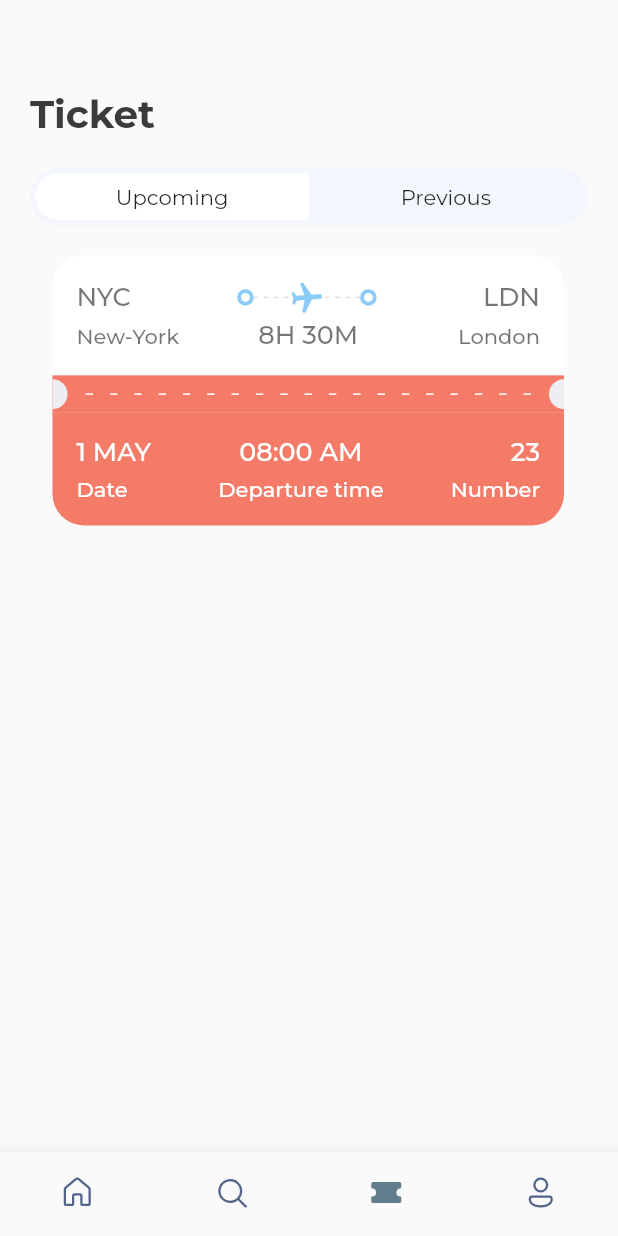
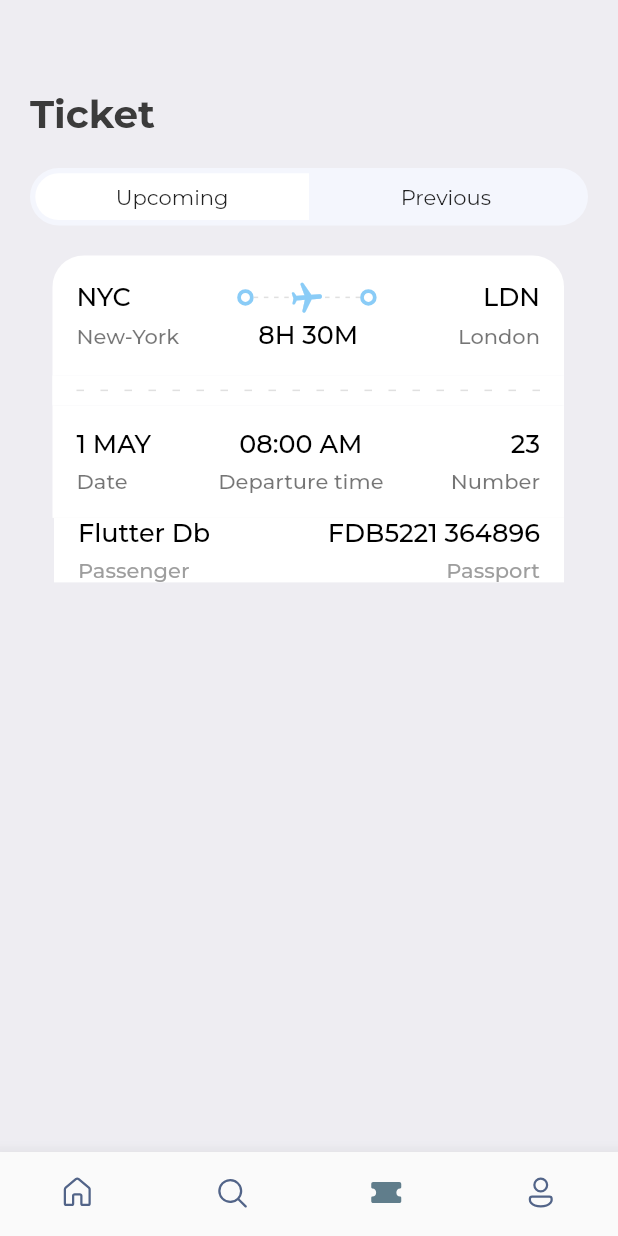
Before and after one commit to shemaabra/e-ticket, a Flutter app: the screen it shows after launch, item 3 of the bottom bar chosen, on a phone screen of 412 x 824 dp. Run offline on Flutter 3.47's test engine with Material 2 defaults, Android fonts, the phone set to English and light mode, and no system bars; our stand-ins replace fluentui_icons, gap, get, google_fonts.

Commit message:
layouts reusable

```diff
--- a/lib/screens/ticket_screen.dart
+++ b/lib/screens/ticket_screen.dart
@@ -8,6 +8,8 @@ import 'package:gap/gap.dart';
 import 'package:google_fonts/google_fonts.dart';
 import 'package:booktickets/utils/app_styles.dart';
 
+import '../widgets/column_layout.dart';
+
 class TicketScreen extends StatelessWidget {
   const TicketScreen({super.key});
 
@@ -15,6 +17,7 @@ class TicketScreen extends StatelessWidget {
   Widget build(BuildContext context) {
     final size = AppLayout.getSize(context);
     return Scaffold(
+      backgroundColor: Styles.bgColor,
       body: Stack(
         children: [
           ListView(
@@ -39,8 +42,41 @@ class TicketScreen extends StatelessWidget {
               ),
               Gap(AppLayout.getHeight(20)),
               Container(
-                padding: EdgeInsets.only(left: AppLayout.getHeight(15),),
-                child: TicketView(ticket: ticketList[0], isColor: true,),
+                padding: EdgeInsets.only(
+                  left: AppLayout.getHeight(15),
+                ),
+                child: TicketView(
+                  ticket: ticketList[0],
+                  isColor: true,
+                ),
+              ),
+              Container(
+                padding: EdgeInsets.symmetric(
+                  horizontal: AppLayout.getHeight(16),
+                ),
+                margin: EdgeInsets.symmetric(
+                  horizontal: AppLayout.getHeight(16),
+                ),
+                color: Colors.white,
+                child: Column(
+                  children: [
+                    Row(
+                      mainAxisAlignment: MainAxisAlignment.spaceBetween,
+                      children: const [
+                        AppColumnLayout(
+                          firstText: "Flutter Db",
+                          secondText: "Passenger",
+                          alignment: CrossAxisAlignment.start,
+                        ),
+                        AppColumnLayout(
+                          firstText: "FDB5221 364896",
+                          secondText: "Passport" ,
+                          alignment: CrossAxisAlignment.end,
+                        ),
+                      ],
+                    )
+                  ],
+                ),
               ),
             ],
           ),
--- a/lib/screens/ticket_view.dart
+++ b/lib/screens/ticket_view.dart
@@ -4,6 +4,7 @@ import 'package:booktickets/widgets/thick_container.dart';
 import 'package:flutter/cupertino.dart';
 import 'package:flutter/material.dart';
 import 'package:gap/gap.dart';
+import 'package:get/get.dart';
 import 'package:google_fonts/google_fonts.dart';
 
 class TicketView extends StatelessWidget {
@@ -17,7 +18,7 @@ class TicketView extends StatelessWidget {
     final size = AppLayout.getSize(context);
     return SizedBox(
       width: size.width * 0.85,
-      height: AppLayout.getHeight(200),
+      height: AppLayout.getHeight(GetPlatform.isAndroid==true?175:175),
       child: Container(
         margin: EdgeInsets.only(right: AppLayout.getHeight(16)),
         child: Column(
@@ -48,7 +49,7 @@ class TicketView extends StatelessWidget {
                                 ? Styles.headLineStyle3
                                     .copyWith(color: Colors.white)
                                 : Styles.headLineStyle3
-                                    .copyWith(color: Colors.black54)),
+                                    .copyWith(color: Colors.black)),
                       ),
                       Expanded(child: Container()),
                       const ThickContainer(isColor: true),
@@ -72,7 +73,9 @@ class TicketView extends StatelessWidget {
                                         height: AppLayout.getHeight(1),
                                         child: DecoratedBox(
                                           decoration: BoxDecoration(
-                                              color: isColor==null? Colors.white: Colors.grey.shade300),
+                                              color: isColor == null
+                                                  ? Colors.white
+                                                  : Colors.grey.shade300),
                                         ),
                                       ),
                                     ),
@@ -85,13 +88,15 @@ class TicketView extends StatelessWidget {
                               angle: 1.5,
                               child: Icon(
                                 Icons.local_airport_rounded,
-                                color: isColor==null? Colors.white: const Color(0xFF8ACCF7),
+                                color: isColor == null
+                                    ? Colors.white
+                                    : const Color(0xFF8ACCF7),
                               ),
                             )),
                           ],
                         ),
                       ),
-                     const ThickContainer(isColor:true),
+                      const ThickContainer(isColor: true),
                       Expanded(child: Container()),
                       Text(
                         ticket['to']['code'],
@@ -100,7 +105,7 @@ class TicketView extends StatelessWidget {
                                 ? Styles.headLineStyle3
                                     .copyWith(color: Colors.white)
                                 : Styles.headLineStyle3
-                                    .copyWith(color: Colors.black54)),
+                                    .copyWith(color: Colors.black)),
                       )
                     ],
                   ),
@@ -127,7 +132,7 @@ class TicketView extends StatelessWidget {
                                 ? Styles.headLineStyle3
                                     .copyWith(color: Colors.white)
                                 : Styles.headLineStyle3
-                                    .copyWith(color: Colors.black54)),
+                                    .copyWith(color: Colors.black)),
                         // style:
                         //     Styles.headLineStyle3.copyWith(color: Colors.white),
                       ),
@@ -149,12 +154,11 @@ class TicketView extends StatelessWidget {
                 ],
               ),
             ),
-
             /*
             showing orange part of the card/ticket
             */
             Container(
-              color: Styles.orangeColor,
+              color: isColor == null ? Styles.orangeColor : Colors.white,
               child: Row(
                 children: [
                   SizedBox(
@@ -162,7 +166,7 @@ class TicketView extends StatelessWidget {
                     width: AppLayout.getWidth(10),
                     child: DecoratedBox(
                       decoration: BoxDecoration(
-                        color: const Color(0xFFeeedf2),
+                        color: isColor==null? const Color(0xFFeeedf2):Colors.white,
                         borderRadius: BorderRadius.only(
                           topRight: Radius.circular(AppLayout.getHeight(10)),
                           bottomRight: Radius.circular(AppLayout.getHeight(10)),
@@ -172,7 +176,7 @@ class TicketView extends StatelessWidget {
                   ),
                   Expanded(
                       child: Padding(
-                    padding: EdgeInsets.all(AppLayout.getHeight(12.0)),
+                    padding: EdgeInsets.all(AppLayout.getHeight(6.0)),
                     child: LayoutBuilder(
                       builder: (BuildContext, BoxConstraints) {
                         return Flex(
@@ -184,9 +188,11 @@ class TicketView extends StatelessWidget {
                               (index) => SizedBox(
                                     width: AppLayout.getWidth(5),
                                     height: AppLayout.getHeight(1),
-                                    child: const DecoratedBox(
+                                    child: DecoratedBox(
                                       decoration: BoxDecoration(
-                                        color: Colors.white,
+                                        color: isColor == null
+                                            ? Colors.white
+                                            : Colors.grey.shade300,
                                       ),
                                     ),
                                   )),
@@ -199,7 +205,9 @@ class TicketView extends StatelessWidget {
                     width: AppLayout.getWidth(10),
                     child: DecoratedBox(
                       decoration: BoxDecoration(
-                        color: Color(0xFFeeedf2),
+                        color: isColor == null
+                            ? Colors.grey.shade300
+                            : Colors.white,
                         borderRadius: BorderRadius.only(
                           topLeft: Radius.circular(AppLayout.getHeight(10)),
                           bottomLeft: Radius.circular(AppLayout.getHeight(10)),
@@ -215,10 +223,10 @@ class TicketView extends StatelessWidget {
             */
             Container(
               decoration: BoxDecoration(
-                color: Styles.orangeColor,
+                color: isColor == null ? Styles.orangeColor : Colors.white,
                 borderRadius: BorderRadius.only(
-                  bottomRight: Radius.circular(AppLayout.getHeight(21)),
-                  bottomLeft: Radius.circular(AppLayout.getHeight(21)),
+                  bottomRight: Radius.circular(isColor==null?AppLayout.getHeight(21):AppLayout.getHeight(0)),
+                  bottomLeft: Radius.circular(isColor==null?AppLayout.getHeight(21):AppLayout.getHeight(0)),
                 ),
               ),
               padding: EdgeInsets.all(AppLayout.getHeight(16)),
@@ -233,15 +241,20 @@ class TicketView extends StatelessWidget {
                           Text(
                             ticket['date'],
                             style: GoogleFonts.montserrat(
-                                textStyle: Styles.headLineStyle3
-                                    .copyWith(color: Colors.white)),
+                                textStyle: Styles.headLineStyle3.copyWith(
+                                    color: isColor == null
+                                        ? Colors.white
+                                        : Colors.black)),
                           ),
                           const Gap(5),
                           Text(
                             "Date",
                             style: GoogleFonts.montserrat(
-                                textStyle: Styles.headLineStyle4
-                                    .copyWith(color: Colors.white)),
+                              textStyle: Styles.headLineStyle4.copyWith(
+                                  color: isColor == null
+                                      ? Colors.white
+                                      : Colors.black54),
+                            ),
                           ),
                         ],
                       ),
@@ -251,15 +264,21 @@ class TicketView extends StatelessWidget {
                           Text(
                             ticket['departure_time'],
                             style: GoogleFonts.montserrat(
-                                textStyle: Styles.headLineStyle3
-                                    .copyWith(color: Colors.white)),
+                              textStyle: Styles.headLineStyle3.copyWith(
+                                  color: isColor == null
+                                      ? Colors.white
+                                      : Colors.black),
+                            ),
                           ),
                           const Gap(5),
                           Text(
                             "Departure time",
                             style: GoogleFonts.montserrat(
-                                textStyle: Styles.headLineStyle4
-                                    .copyWith(color: Colors.white)),
+                              textStyle: Styles.headLineStyle4.copyWith(
+                                  color: isColor == null
+                                      ? Colors.white
+                                      : Colors.black54),
+                            ),
                           ),
                         ],
                       ),
@@ -269,15 +288,20 @@ class TicketView extends StatelessWidget {
                           Text(
                             ticket['number'].toString(),
                             style: GoogleFonts.montserrat(
-                                textStyle: Styles.headLineStyle3
-                                    .copyWith(color: Colors.white)),
+                                textStyle: Styles.headLineStyle3.copyWith(
+                                    color: isColor == null
+                                        ? Colors.white
+                                        : Colors.black)),
                           ),
                           const Gap(5),
                           Text(
                             "Number",
                             style: GoogleFonts.montserrat(
-                                textStyle: Styles.headLineStyle4
-                                    .copyWith(color: Colors.white)),
+                              textStyle: Styles.headLineStyle4.copyWith(
+                                  color: isColor == null
+                                      ? Colors.white
+                                      : Colors.black54),
+                            ),
                           ),
                         ],
                       ),
--- /dev/null
+++ b/lib/widgets/column_layout.dart
@@ -0,0 +1,44 @@
+import 'package:flutter/cupertino.dart';
+import 'package:flutter/material.dart';
+import 'package:gap/gap.dart';
+import 'package:google_fonts/google_fonts.dart';
+
+import '../utils/app_layout.dart';
+import '../utils/app_styles.dart';
+
+class AppColumnLayout extends StatelessWidget {
+  final String firstText;
+  final String secondText;
+  final bool? isColor;
+  final CrossAxisAlignment alignment;
+
+  const AppColumnLayout({
+    super.key,
+    required this.firstText,
+    required this.secondText,
+    this.isColor,
+    required this.alignment,
+  });
+
+  @override
+  Widget build(BuildContext context) {
+    return Column(
+      crossAxisAlignment: alignment,
+      children: [
+        Text(
+          firstText,
+          style: GoogleFonts.montserrat(
+            textStyle: Styles.headLineStyle3.copyWith(color: Colors.black),
+          ),
+        ),
+        Gap(AppLayout.getHeight(5)),
+        Text(
+          secondText,
+          style: GoogleFonts.montserrat(
+            textStyle: Styles.headLineStyle4,
+          ),
+        ),
+      ],
+    );
+  }
+}
```
